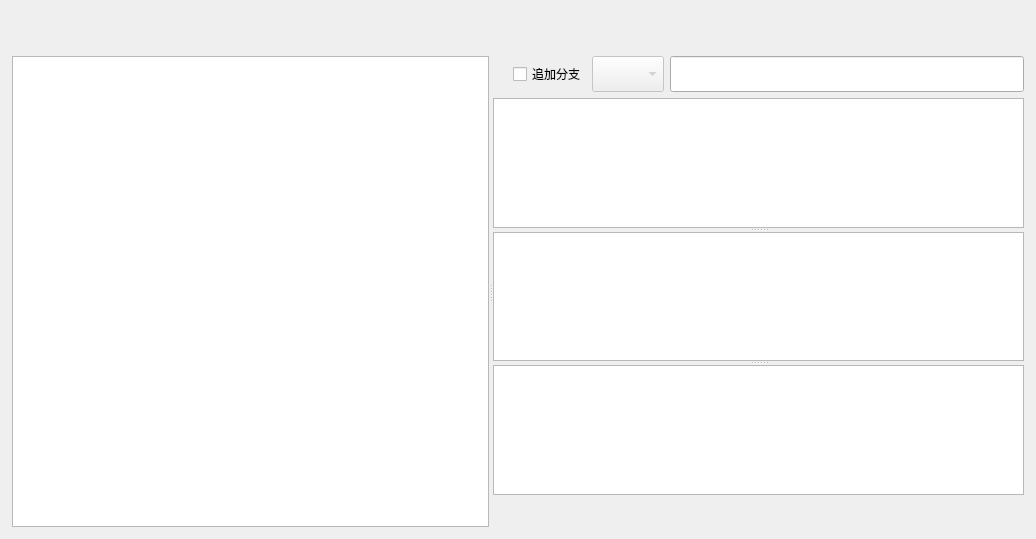
Above: src/window/MainWindow.ui from BeyondXinXin/RepoReporter before the change. Below: the same form after it.
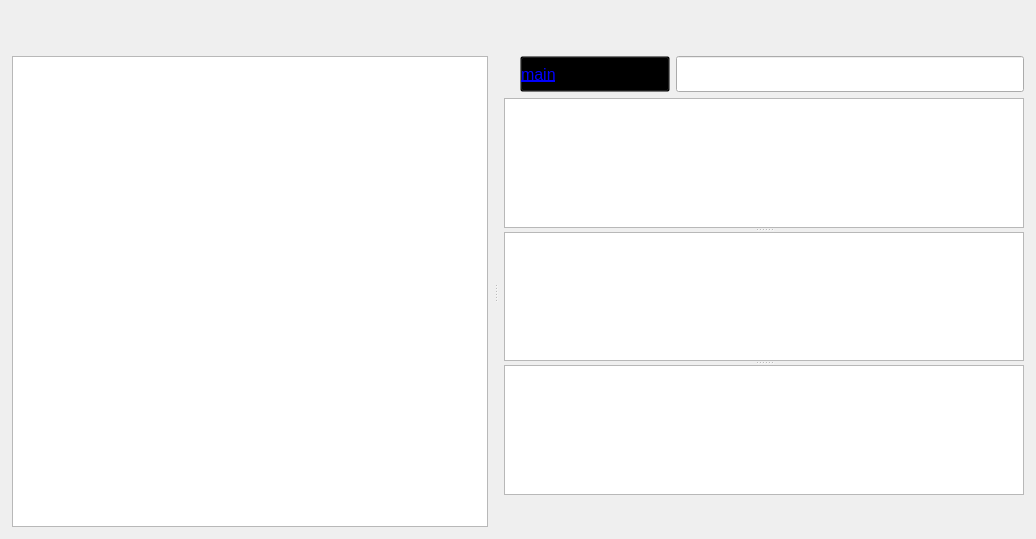
That is the form after the change. Custom widgets are drawn as their Qt base class.

Commit message: 【feat】 增加当前目录分支显示

The edit to the form file:
```diff
--- a/src/window/MainWindow.ui
+++ b/src/window/MainWindow.ui
@@ -81,9 +81,15 @@
       </property>
       <item>
        <widget class="QSplitter" name="verticalSplitter">
+        <property name="lineWidth">
+         <number>1</number>
+        </property>
         <property name="orientation">
          <enum>Qt::Horizontal</enum>
         </property>
+        <property name="handleWidth">
+         <number>16</number>
+        </property>
         <widget class="ProjectTreeView" name="projectTreeView">
          <property name="minimumSize">
           <size>
@@ -94,55 +100,52 @@
         </widget>
         <widget class="QWidget" name="layoutWidget">
          <layout class="QVBoxLayout" name="verticalLayout">
+          <property name="leftMargin">
+           <number>0</number>
+          </property>
           <property name="bottomMargin">
            <number>0</number>
           </property>
           <item>
            <layout class="QHBoxLayout" name="horizontalLayout">
             <property name="leftMargin">
-             <number>20</number>
+             <number>16</number>
             </property>
             <property name="topMargin">
              <number>0</number>
             </property>
             <item>
-             <widget class="QCheckBox" name="cBoxAddBranch">
+             <widget class="QPushButton" name="branchBtn">
               <property name="minimumSize">
                <size>
-                <width>0</width>
+                <width>150</width>
                 <height>36</height>
                </size>
               </property>
               <property name="maximumSize">
                <size>
-                <width>16777215</width>
+                <width>147</width>
                 <height>36</height>
                </size>
               </property>
+              <property name="font">
+               <font>
+                <pointsize>12</pointsize>
+                <underline>true</underline>
+               </font>
+              </property>
+              <property name="styleSheet">
+               <string notr="true">QPushButton {
+    text-align: left;
+    color: blue;
+    background-color: transparent;
+}
+QPushButton:hover {
+    color: red;
+}</string>
+              </property>
               <property name="text">
-               <string>追加分支</string>
-              </property>
-              <property name="checked">
-               <bool>false</bool>
-              </property>
-             </widget>
-            </item>
-            <item>
-             <widget class="QComboBox" name="cBoxBranch">
-              <property name="enabled">
-               <bool>false</bool>
-              </property>
-              <property name="minimumSize">
-               <size>
-                <width>0</width>
-                <height>36</height>
-               </size>
-              </property>
-              <property name="maximumSize">
-               <size>
-                <width>16777215</width>
-                <height>36</height>
-               </size>
+               <string>main</string>
               </property>
              </widget>
             </item>
```
The commit also changes 4 other files.
